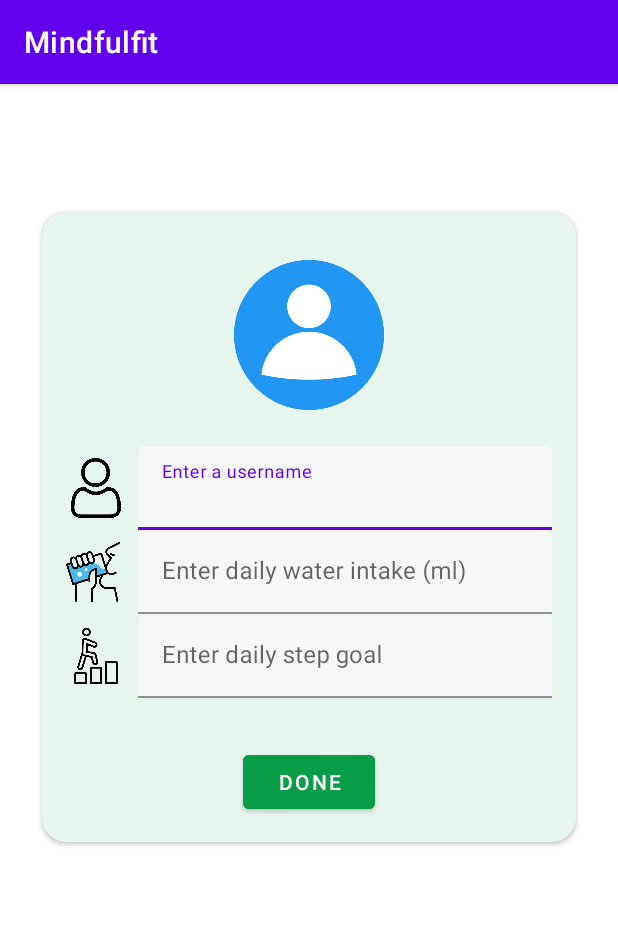
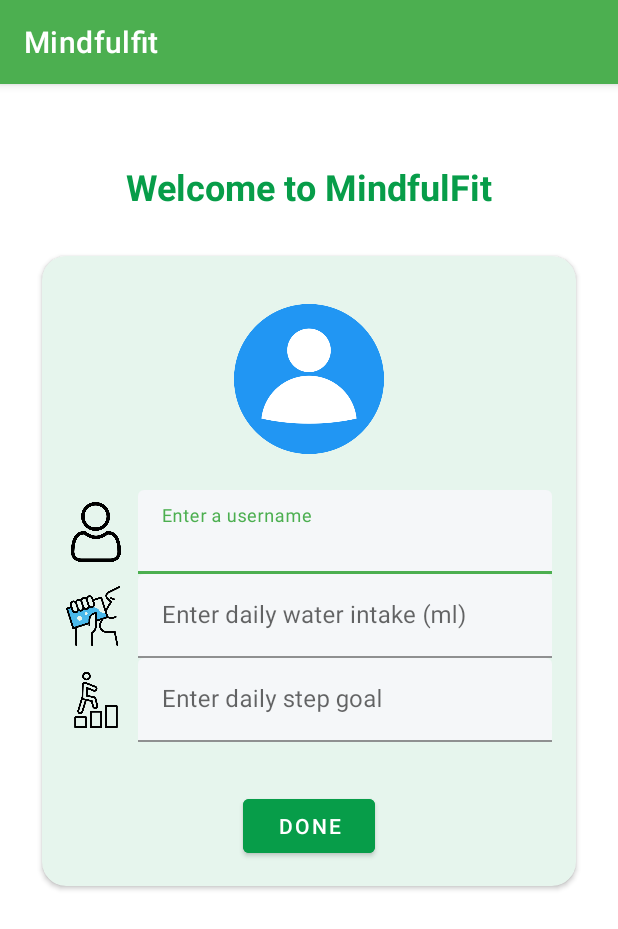
Before and after one commit to yeunnn/mobdev-mindfulfit, an Android app: the screen it shows after launch (ProfileSetupActivity), on a phone screen of 412 x 824 dp. Shown: the top 929 px of the screen. Run offline under Robolectric (Android 15) with nearby library versions, the phone set to English and light mode, and no system bars; our stand-ins replace navigation-ui.

Commit message:
minor functions compilation: -Profile Setup, Mindfulfit Heading on top -Home page replace PFP with mindful fit logo or with app icon -replace the app icon -quote part: add the heart react and share button -humor part: emoji react and share button

```diff
--- a/app/src/main/AndroidManifest.xml
+++ b/app/src/main/AndroidManifest.xml
@@ -9,9 +9,9 @@
         android:allowBackup="true"
         android:dataExtractionRules="@xml/data_extraction_rules"
         android:fullBackupContent="@xml/backup_rules"
-        android:icon="@mipmap/ic_launcher"
+        android:icon="@drawable/app_icon"
         android:label="@string/app_name"
-        android:roundIcon="@mipmap/ic_launcher_round"
+        android:roundIcon="@drawable/app_icon"
         android:supportsRtl="true"
         android:theme="@style/Theme.Mobdevprojectmindfulfit"
         tools:targetApi="31">
--- a/app/src/main/java/com/example/s20/mobdev_project_mindfulfit/data/DatabaseHelper.kt
+++ b/app/src/main/java/com/example/s20/mobdev_project_mindfulfit/data/DatabaseHelper.kt
@@ -33,7 +33,8 @@ class DatabaseHelper(context: Context) : SQLiteOpenHelper(context, DATABASE_NAME
             id INTEGER PRIMARY KEY AUTOINCREMENT,
             quote TEXT,
             date TEXT UNIQUE,
-            streak INTEGER
+            streak INTEGER,
+            is_favorite INTEGER DEFAULT 0
         )
         """
         db.execSQL(CREATE_QUOTES_TABLE)
@@ -44,7 +45,9 @@ class DatabaseHelper(context: Context) : SQLiteOpenHelper(context, DATABASE_NAME
                 id INTEGER PRIMARY KEY AUTOINCREMENT,
                 joke TEXT,
                 date TEXT UNIQUE,
-                streak INTEGER
+                streak INTEGER,
+                reaction_lol INTEGER DEFAULT 0,
+                reaction_meh INTEGER DEFAULT 0
             )
         """
         db.execSQL(CREATE_JOKES_TABLE)
--- a/app/src/main/res/layout/fragment_home.xml
+++ b/app/src/main/res/layout/fragment_home.xml
@@ -51,7 +51,7 @@
             android:layout_height="50dp"
             app:layout_constraintEnd_toEndOf="parent"
             app:layout_constraintTop_toTopOf="parent"
-            android:src="@drawable/user_avatar"
+            android:src="@drawable/app_icon"
             android:paddingTop="5dp"/>
 
         <TextView
--- a/app/src/main/res/layout/fragment_profile_setup.xml
+++ b/app/src/main/res/layout/fragment_profile_setup.xml
@@ -8,18 +8,32 @@
     android:padding="20dp"
     tools:context=".ui.profile.ProfileSetupFragment">
 
+    <!-- Heading Title -->
+    <TextView
+        android:id="@+id/text_heading_title"
+        android:layout_width="wrap_content"
+        android:layout_height="wrap_content"
+        android:text="Welcome to MindfulFit"
+        android:textSize="24sp"
+        android:textStyle="bold"
+        android:textColor="@color/green"
+        app:layout_constraintTop_toTopOf="parent"
+        app:layout_constraintStart_toStartOf="parent"
+        app:layout_constraintEnd_toEndOf="parent"
+        android:layout_marginTop="32dp" />
+
     <!-- CardView container for profile setup fields -->
     <androidx.cardview.widget.CardView
         android:id="@+id/profile_setup_card"
         android:layout_width="0dp"
         android:layout_height="wrap_content"
-        android:layout_marginTop="65dp"
+        android:layout_marginTop="30dp"
         android:layout_marginBottom="24dp"
         android:layout_marginStart="8dp"
         android:layout_marginEnd="8dp"
         android:backgroundTint="@color/light_green"
         app:cardCornerRadius="16dp"
-        app:layout_constraintTop_toTopOf="parent"
+        app:layout_constraintTop_toBottomOf="@id/text_heading_title"
         app:layout_constraintStart_toStartOf="parent"
         app:layout_constraintEnd_toEndOf="parent">
 
--- a/app/src/main/res/values-night/themes.xml
+++ b/app/src/main/res/values-night/themes.xml
@@ -2,12 +2,12 @@
     <!-- Base application theme. -->
     <style name="Theme.Mobdevprojectmindfulfit" parent="Theme.MaterialComponents.DayNight.DarkActionBar">
         <!-- Primary brand color. -->
-        <item name="colorPrimary">@color/purple_200</item>
-        <item name="colorPrimaryVariant">@color/purple_700</item>
-        <item name="colorOnPrimary">@color/black</item>
+        <item name="colorPrimary">@color/colorPrimary</item>
+        <item name="colorPrimaryVariant">@color/colorPrimaryVariant</item>
+        <item name="colorOnPrimary">@color/white</item>
         <!-- Secondary brand color. -->
-        <item name="colorSecondary">@color/teal_200</item>
-        <item name="colorSecondaryVariant">@color/teal_200</item>
+        <item name="colorSecondary">@color/black</item>
+        <item name="colorSecondaryVariant">@color/colorSecondary</item>
         <item name="colorOnSecondary">@color/black</item>
         <!-- Status bar color. -->
         <item name="android:statusBarColor">?attr/colorPrimaryVariant</item>
--- a/app/src/main/res/values/colors.xml
+++ b/app/src/main/res/values/colors.xml
@@ -15,4 +15,16 @@
     <color name="green2">#4CAF50</color>
     <color name="blue">#5d97e7</color>
     <color name="transparent">#00FFFFFF</color>
+
+    <color name="colorPrimary">#4CAF50</color>
+    <color name="colorPrimaryVariant">#388E3C</color>
+    <color name="colorSecondary">#03A9F4</color>
+    <color name="colorBackground">#FFFFFF</color>
+    <color name="colorSurface">#F1F8E9</color>
+    <color name="colorOnPrimary">#FFFFFF</color>
+    <color name="colorOnSecondary">#FFFFFF</color>
+    <color name="colorOnBackground">#212121</color>
+    <color name="colorOnSurface">#757575</color>
+    <color name="colorAccent">#FFC107</color>
+    <color name="colorError">#F44336</color>
 </resources>
--- a/app/src/main/res/values/themes.xml
+++ b/app/src/main/res/values/themes.xml
@@ -2,12 +2,12 @@
     <!-- Base application theme. -->
     <style name="Theme.Mobdevprojectmindfulfit" parent="Theme.MaterialComponents.DayNight.DarkActionBar">
         <!-- Primary brand color. -->
-        <item name="colorPrimary">@color/purple_500</item>
-        <item name="colorPrimaryVariant">@color/purple_700</item>
+        <item name="colorPrimary">@color/colorPrimary</item>
+        <item name="colorPrimaryVariant">@color/colorPrimaryVariant</item>
         <item name="colorOnPrimary">@color/white</item>
         <!-- Secondary brand color. -->
-        <item name="colorSecondary">@color/teal_200</item>
-        <item name="colorSecondaryVariant">@color/teal_700</item>
+        <item name="colorSecondary">@color/black</item>
+        <item name="colorSecondaryVariant">@color/colorSecondary</item>
         <item name="colorOnSecondary">@color/black</item>
         <!-- Status bar color. -->
         <item name="android:statusBarColor">?attr/colorPrimaryVariant</item>
```
Also changed, not shown: app/src/main/java/com/example/s20/mobdev_project_mindfulfit/data/HumorRepository.kt (+23 -0 lines), app/src/main/java/com/example/s20/mobdev_project_mindfulfit/data/QuotesRepository.kt (+15 -0 lines), app/src/main/java/com/example/s20/mobdev_project_mindfulfit/ui/humor/HumorForWellnessFragment.kt (+72 -1 lines), app/src/main/java/com/example/s20/mobdev_project_mindfulfit/ui/motivation/DailyMotivationalContentFragment.kt (+47 -9 lines), app/src/main/res/drawable/app_icon.png (added).
